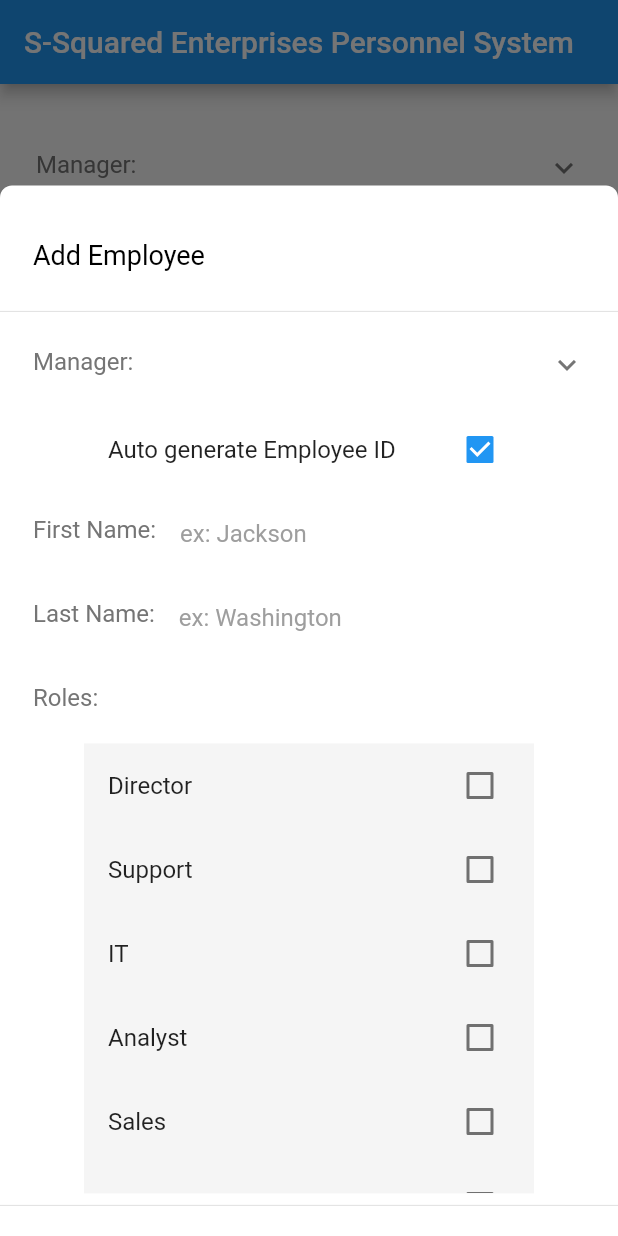
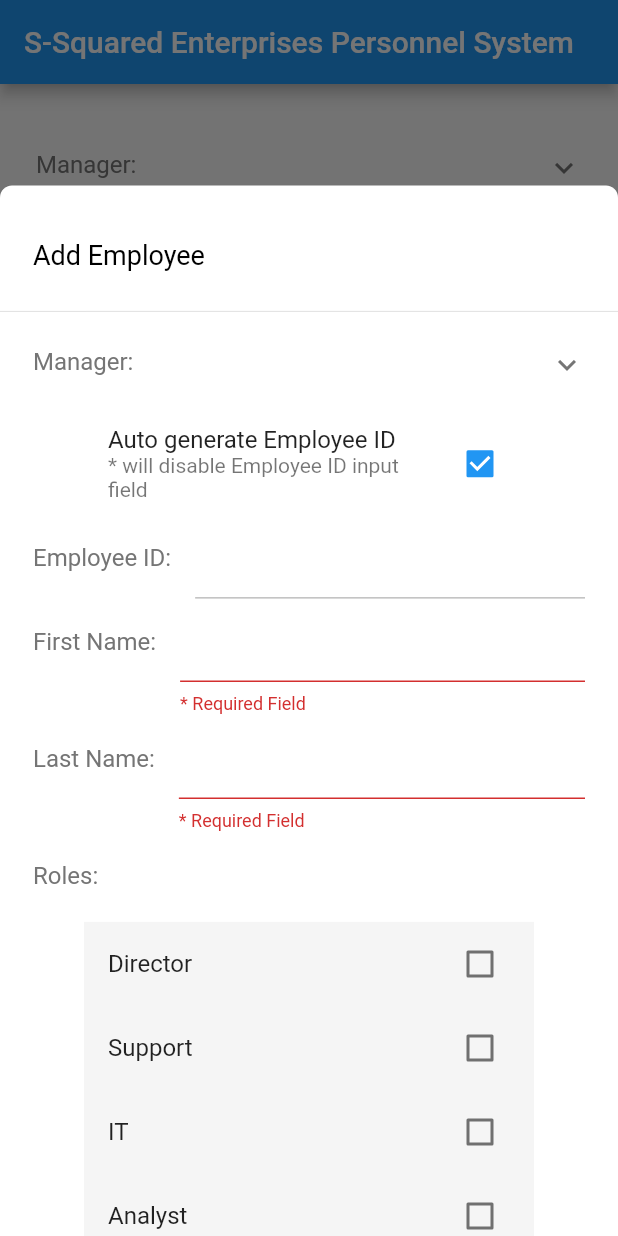
Before and after one commit to emmanuelrocha001/s_squared_enterprises_personnel_system, a Flutter app: the screen it shows after launch, after a tap on "Add Employee", on a phone screen of 412 x 824 dp. Run offline on Flutter 3.47's test engine with Material 2 defaults, Android fonts, the light colour scheme and no system bars; our stand-ins replace flushbar; network calls fail.

Commit message:
bug fixes and optimization

```diff
--- a/lib/main.dart
+++ b/lib/main.dart
@@ -21,7 +21,7 @@ class MyApp extends StatelessWidget {
         create: (ctx) => Personnel(),),
       ],
       child: MaterialApp(
-        title: 'Flutter Demo',
+        title: 'S-Squared Enterprises Personnel System',
         debugShowCheckedModeBanner: false,
         theme: ThemeData(
 
--- a/lib/providers/personnel.dart
+++ b/lib/providers/personnel.dart
@@ -27,19 +27,16 @@ class Personnel with ChangeNotifier{
   // var baseURL = 'https://firestore.googleapis.com/v1/projects/test-backend-eb284/databases/(default)/documents';
 
   List<Employee> _employees = [];
+  List<Employee> _personnel = [];
   List<Employee> _managers = [];
   List<String> _roles = ['Director','Support', 'IT', 'Analyst','Sales', 'Accounting'];
 
   String _selectedManager = '';
 
 
-  void setSelectedManager(String newValue) {
-    if(newValue != _selectedManager) {
-      _selectedManager = newValue;
-      fetchPersonnel();
-    }
-    // call backend
-    print('new manager selected: $_selectedManager');
+
+  List<Employee> get personnel {
+    return [..._personnel];
   }
 
 
@@ -66,11 +63,28 @@ class Personnel with ChangeNotifier{
     return '${_managers[index].firstName} ${_managers[index].lastName}';
   }
 
+  bool isIDAvailable(String id) {
+    var index = _personnel.indexWhere((element) => element.employeeID == id);
+    if(index == -1) {
+      return true;
+    } else {
+      return false;
+    }
+  }
+
+  void setSelectedManager(String newValue) {
+    if(newValue != _selectedManager) {
+      print('new manager selected: $_selectedManager');
+
+      _selectedManager = newValue;
+      fetchPersonnel();
+    }
+    // call backend
+  }
+
   Future<Map<String,dynamic>> addEmployee({String managerID, String employeeID, String firstName, String lastName, List<String> rolesSelected}) async {
-    // check if manager role is present
     try {
       final url = '$baseURL/personnel.json';
-
       final response = await http.post(
         url,
         body: json.encode({
@@ -137,12 +151,10 @@ class Personnel with ChangeNotifier{
     }
   }
 
-  Future<Map<String,dynamic>> fetchManagers() async {
-
-  }
 
   Future<Map<String,dynamic>> fetchPersonnel() async {
     // check if maneger role is present
+    print('fetching personnel');
     try {
       final url = '$baseURL/personnel.json';
 
@@ -153,13 +165,30 @@ class Personnel with ChangeNotifier{
       final data = json.decode(response.body) as Map<String,dynamic>;
       if(data != null) {
         final temp = [];
-        List<Employee> tempManagers = [];
+        var tempPersonnel = [];
+
+        List<Employee> tempManagers = [
+          new Employee(id: '', employeeID: '', firstName: '', lastName: '', managerID: '', roles: [])
+        ];
+
         data.forEach((key, value) {
-          // check if
+          //
           var current = value as Map<String,dynamic>;
-          var current_roles = [...current['roles']];
+
+          // store personnel(to check employee ID is not duplicate)
+          tempPersonnel.add(
+            new Employee(
+                id: key,
+                employeeID: current.containsKey('employeeID') ? current['employeeID'] : '',
+                firstName: current['firstName'],
+                lastName: current['lastName'],
+                managerID: current['managerID'],
+                roles: [...current['roles']],
+              ),
+          );
 
           // separates managers from employees
+          var current_roles = [...current['roles']];
           if(current_roles.contains('Director')) {
             tempManagers.add(
               new Employee(
@@ -188,6 +217,8 @@ class Personnel with ChangeNotifier{
         });
         _managers = [...tempManagers];
         _employees = [...temp];
+        _personnel = [...tempPersonnel];
+        print(_personnel);
         notifyListeners();
       }
       return {
--- a/lib/screens/add_employee_screen.dart
+++ b/lib/screens/add_employee_screen.dart
@@ -70,15 +70,24 @@ class _AddEmployeeScreenState extends State<AddEmployeeScreen> {
 
       _form.currentState.save();
 
+      // an employee must be assigned a manager(unless they have a director role)
       if(_employeeInfo['managerID'] == '' && !_rolesSelected.contains('Director')) {
         Helper.showMessageTop(context, 'Please select a Manager.',error: true);
         return;
+      }
+      // employee id cannot be reused(only check if ID is not automatically generated);
+      if(_employeeInfo['employeeID'] != '' && !_generateID) {
+        var available = Provider.of<Personnel>(context, listen: false).isIDAvailable(_employeeInfo['employeeID']);
+        if(!available) {
+          Helper.showMessageTop(context, 'Employee ID is not available.',error: true);
+          return;
+        }
       }
 
       final res = await Provider.of<Personnel>(context, listen: false).addEmployee(
         firstName: (_employeeInfo['firstName'] as String).replaceAll(new RegExp(r"\s+"), ""),
         lastName: (_employeeInfo['lastName'] as String).replaceAll(new RegExp(r"\s+"), ""),
-        employeeID: _employeeInfo['employeeID'],
+        employeeID: _generateID ? '' : _employeeInfo['employeeID'],
         managerID: _employeeInfo['managerID'],
         rolesSelected: _rolesSelected,
       );
@@ -173,11 +182,14 @@ class _AddEmployeeScreenState extends State<AddEmployeeScreen> {
                   leading: Text('Manager: ${_managerName}', style: TextStyle( color: Colors.grey[600], fontSize: 16)),
                 ),
               ),
-            widget.id == '' ? Container(
+            widget.id == '' ? Padding(
+              padding: const EdgeInsets.all(8.0),
+              child: Container(
                 width: 300,
                 child: CheckboxListTile(
                   value: _generateID,
                   title: const Text('Auto generate Employee ID'),
+                  subtitle: const Text('* will disable Employee ID input field'),
                   onChanged: (bool value) {
                     setState(() {
                       _generateID = value;
@@ -185,13 +197,14 @@ class _AddEmployeeScreenState extends State<AddEmployeeScreen> {
                   }
                 )
                 ,
+              ),
             ) : Container(
               width: 400,
               child: ListTile(
                 leading: Text('Employee ID: ${_employeeInfo['employeeID'] == '' ? widget.id : _employeeInfo['employeeID']}', style: TextStyle( color: Colors.grey[600], fontSize: 16)),
               ),
             ),
-            if(!_generateID) Container(
+            if(widget.id == '') Container(
               width: 400,
               child: ListTile(
                 key: ValueKey('employee_id_input'),
@@ -200,6 +213,9 @@ class _AddEmployeeScreenState extends State<AddEmployeeScreen> {
                 title: TextFormField(
                   // textInputAction: TextInputAction.next,
                   // keyboardType: TextInputType.emailAddress,
+                  autovalidateMode: AutovalidateMode.always,
+                  enabled: !_generateID,
+
                   initialValue: _employeeInfo['employeeID'],
                   textInputAction: TextInputAction.next,
                   onFieldSubmitted: (value) {
@@ -210,20 +226,20 @@ class _AddEmployeeScreenState extends State<AddEmployeeScreen> {
                     _employeeInfo['employeeID'] = value;
                   },
                   validator: (value) {
-                    if(value.isEmpty) {
+                    if(value.isEmpty && !_generateID) {
                       return '* Required Field';
                     } else {
                       return null;
                     }
                   },
 
-                  decoration: InputDecoration(
-                    border: InputBorder.none,
-                    hintText: 'ex: 001',
-                    hintStyle: TextStyle( color: Colors.grey, fontSize: 16),
+                  // decoration: InputDecoration(
+                  //   border: InputBorder.none,
+                  //   hintText: 'ex: 001',
+                  //   hintStyle: TextStyle( color: Colors.grey, fontSize: 16),
 
 
-                  ),
+                  // ),
                 ),
               ),
             ),
@@ -237,6 +253,8 @@ class _AddEmployeeScreenState extends State<AddEmployeeScreen> {
                   // textInputAction: TextInputAction.next,
                   // keyboardType: TextInputType.emailAddress,
                   key: ValueKey('employee_first_name_input'),
+                  autovalidateMode: AutovalidateMode.always,
+
 
                   initialValue: _employeeInfo['firstName'],
                   textInputAction: TextInputAction.next,
@@ -255,13 +273,13 @@ class _AddEmployeeScreenState extends State<AddEmployeeScreen> {
                     }
                   },
 
-                  decoration: InputDecoration(
-                    border: InputBorder.none,
-                    hintText: 'ex: Jackson',
-                    hintStyle: TextStyle( color: Colors.grey, fontSize: 16),
+                  // decoration: InputDecoration(
+                  //   border: InputBorder.none,
+                  //   hintText: 'ex: Jackson',
+                  //   hintStyle: TextStyle( color: Colors.grey, fontSize: 16),
 
 
-                  ),
+                  // ),
                 ),
               ),
             ),
@@ -274,6 +292,8 @@ class _AddEmployeeScreenState extends State<AddEmployeeScreen> {
                 title: TextFormField(
                   initialValue: _employeeInfo['lastName'],
                   key: ValueKey('employee_last_name_input'),
+                  autovalidateMode: AutovalidateMode.always,
+
 
                   // textInputAction: TextInputAction.next,
                   // keyboardType: TextInputType.emailAddress,
@@ -294,13 +314,12 @@ class _AddEmployeeScreenState extends State<AddEmployeeScreen> {
                     }
                   },
 
-                  decoration: InputDecoration(
-                    border: InputBorder.none,
-                    hintText: 'ex: Washington',
-                    hintStyle: TextStyle( color: Colors.grey, fontSize: 16),
+                  // decoration: InputDecoration(
+                  //   border: InputBorder.none,
+                  //   hintText: 'ex: Washington',
+                  //   hintStyle: TextStyle( color: Colors.grey, fontSize: 16),
 
-
-                  ),
+                  // ),
                 ),
               ),
             ),
--- a/lib/screens/personnel_screen.dart
+++ b/lib/screens/personnel_screen.dart
@@ -6,22 +6,23 @@ import '../widgets/employee_list.dart';
 import '../widgets/loading.dart';
 import '../screens/add_employee_screen.dart';
 import '../helper.dart';
-class PersonnelScreen extends StatelessWidget {
+class PersonnelScreen extends StatefulWidget {
 
+  @override
+  _PersonnelScreenState createState() => _PersonnelScreenState();
+}
 
+class _PersonnelScreenState extends State<PersonnelScreen> {
   void _addEmployee(BuildContext context) {
     Helper.showActionScreen(context, Container(
       child: AddEmployeeScreen(),
     ));
   }
 
-
   void _setCurrentManager(BuildContext context, final newValue) {
-    print('hello');
     Provider.of<Personnel>(context, listen: false).setSelectedManager(newValue);
     print(newValue);
   }
-
 
   Future<void> _fetchPersonnel(BuildContext context) async{
     final res = await Provider.of<Personnel>(context, listen: false).fetchPersonnel();
@@ -33,6 +34,12 @@ class PersonnelScreen extends StatelessWidget {
   }
 
   @override
+  void initState() {
+    super.initState();
+    _fetchPersonnel(context);
+  }
+
+  @override
   Widget build(BuildContext context) {
     final mediaQuery = MediaQuery.of(context);
 
@@ -41,32 +48,34 @@ class PersonnelScreen extends StatelessWidget {
         title: Text('S-Squared Enterprises Personnel System'),
     );
 
-    final styleTheme = Theme.of(context).primaryColor;
+    // final styleTheme = Theme.of(context).primaryColor;
     return Scaffold(
       appBar: appBar,
-
       body: Container(
         height: mediaQuery.size.height-appBar.preferredSize.height,
         width: mediaQuery.size.width,
         padding: EdgeInsets.symmetric(vertical: 20),
-        child: FutureBuilder(
-          future: _fetchPersonnel(context),
-          builder: (context, snapshot) => snapshot.connectionState == ConnectionState.waiting ?
-            LoadingOverlay() :
-            Column(
+        child:
+            SingleChildScrollView(
+              child: Column(
                 children: [
                   Padding(
                     padding: const EdgeInsets.all(8.0),
-                  child: ManagerSelector(setValue: _setCurrentManager,),
+                    child: SizedBox(
+                      child:
+                          ManagerSelector(setValue: _setCurrentManager,),
+                    ),
                   ),
                   EmployeeList(),
-                FlatButton.icon(
+                  Padding(
+                    padding: const EdgeInsets.all(20.0),
+                    child: FlatButton.icon(
                       onPressed: () {
                         _addEmployee(context);
                       },
                       icon: Icon(Icons.add_circle_outline, color: Colors.blue,),
-                  label: Text('Add Employee', style: TextStyle(color: Colors.blue),))
-
+                      label: Text('Add Employee', style: TextStyle(color: Colors.blue),)),
+                  )
                 ],
               ),
             ),
--- a/lib/widgets/employee_item.dart
+++ b/lib/widgets/employee_item.dart
@@ -12,8 +12,9 @@ class Entrie extends StatelessWidget {
   Widget build(BuildContext context) {
     return Expanded(
         child: Container(
+          padding: EdgeInsets.symmetric(horizontal: 4),
           alignment: Alignment.centerLeft,
-          child: Text(content),
+          child: FittedBox(child: Text(content)),
       ),
     );
   }
--- a/lib/widgets/employee_list.dart
+++ b/lib/widgets/employee_list.dart
@@ -28,12 +28,6 @@ class _EmployeeListState extends State<EmployeeList> {
     setState(() {
       employees = Provider.of<Personnel>(context, listen: false).employees;
     });
-    // var res = await Provider.of<Personnel>(context, listen: false).employees;
-    // if(res['success']) {
-    //   employees = res['employees'];
-    // } else {
-    //   print('something went wrong');
-    // }
   }
 
   @override
@@ -43,12 +37,20 @@ class _EmployeeListState extends State<EmployeeList> {
     final employees = personnel.employees;
     final mediaQuery = MediaQuery.of(context);
     return Container(
+      width: mediaQuery.size.width,
       color: Colors.grey.withOpacity(.1),
+      child: Container(
+        // color: Colors.grey.withOpacity(.1),
+        // padding: EdgeInsets.all(10),
         // height: 500,
         width: Math.min(600, mediaQuery.size.width),
         child: Column(
           children: [
-          Card(
+            Container(
+              width: Math.min(600, mediaQuery.size.width),
+
+              child: Card(
+
                 margin: EdgeInsets.all(8),
                 child: Padding(
                   padding: const EdgeInsets.all(15.0),
@@ -60,6 +62,7 @@ class _EmployeeListState extends State<EmployeeList> {
                       Entrie('Last Name'),
                       Entrie('First Name'),
                     ],
+                  ),
                 ),
               ),
             ),
@@ -80,6 +83,7 @@ class _EmployeeListState extends State<EmployeeList> {
             ),
           ],
         ),
+      ),
     );
   }
 }
```
Lines whose indentation alone changed are shown as unchanged.
